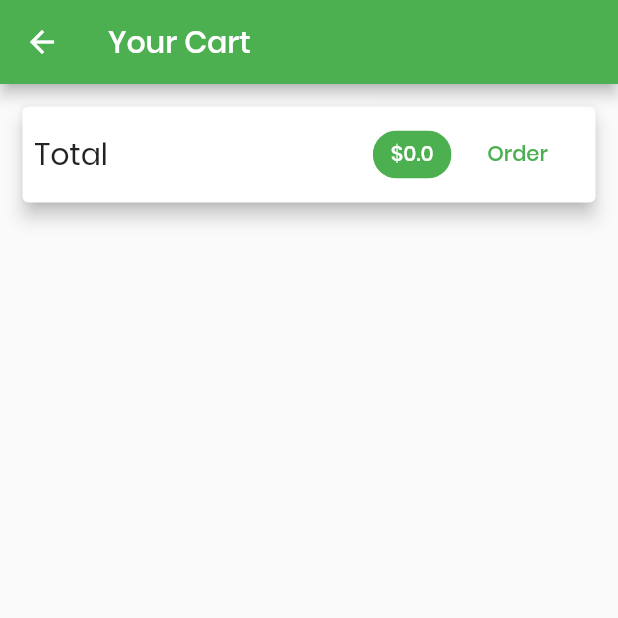
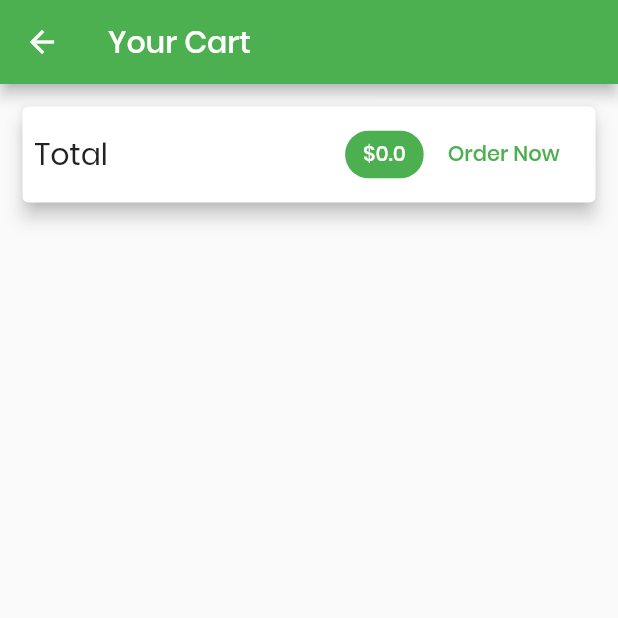
Before and after one commit to MatejKrcek/flutterShop, a Flutter app: the CartScreen screen opened by its route, on a phone screen of 412 x 824 dp, the top half of it. Run offline on Flutter 3.47's test engine with Material 2 defaults, Android fonts, the phone set to English and light mode, and no system bars; network calls fail.

```diff
--- a/lib/screens/cart_screen.dart
+++ b/lib/screens/cart_screen.dart
@@ -1,7 +1,8 @@
 import 'package:flutter/material.dart';
 import 'package:provider/provider.dart';
 
-import '../providers/cart.dart';
+import '../providers/cart.dart' show Cart; //not import cart item
+import '../widgets/card_item.dart' as ci; //prefix ci - CardItem
 
 class CartScreen extends StatelessWidget {
   static const routeName = '/cart';
@@ -30,7 +31,7 @@ class CartScreen extends StatelessWidget {
                   Spacer(),
                   Chip(
                     label: Text(
-                      '\$${cart.totalAmount}',
+                      '\$${double.parse((cart.totalAmount).toStringAsFixed(2))}',
                       style: TextStyle(
                         color: Theme.of(context).primaryTextTheme.title.color,
                       ),
@@ -39,13 +40,25 @@ class CartScreen extends StatelessWidget {
                   ),
                   FlatButton(
                     onPressed: () {},
-                    child: Text('Order'),
+                    child: Text('Order Now'),
                     textColor: Theme.of(context).primaryColor,
                   )
                 ],
               ),
             ),
           ),
+          SizedBox(height: 10),
+          Expanded(
+              child: ListView.builder(
+            itemBuilder: (ctx, i) => ci.CardItem(
+              cart.items.values.toList()[i].id,
+              cart.items.keys.toList()[i],
+              cart.items.values.toList()[i].price,
+              cart.items.values.toList()[i].quantity,
+              cart.items.values.toList()[i].title,
+            ),
+            itemCount: cart.items.length,
+          )),
         ],
       ),
     );
--- a/lib/screens/product_detail_screen.dart
+++ b/lib/screens/product_detail_screen.dart
@@ -18,6 +18,10 @@ class ProductDetailScreen extends StatelessWidget {
       appBar: AppBar(
         title: Text(loadedProduct.title),
       ),
+      body: Container(
+        height: 300,
+        child: Image.network(loadedProduct.imageUrl, fit: BoxFit.cover),
+      ),
     );
   }
 }
```
Also changed, not shown: lib/providers/cart.dart (+7 -0 lines), lib/widgets/card_item.dart (added, +69 -0 lines).
